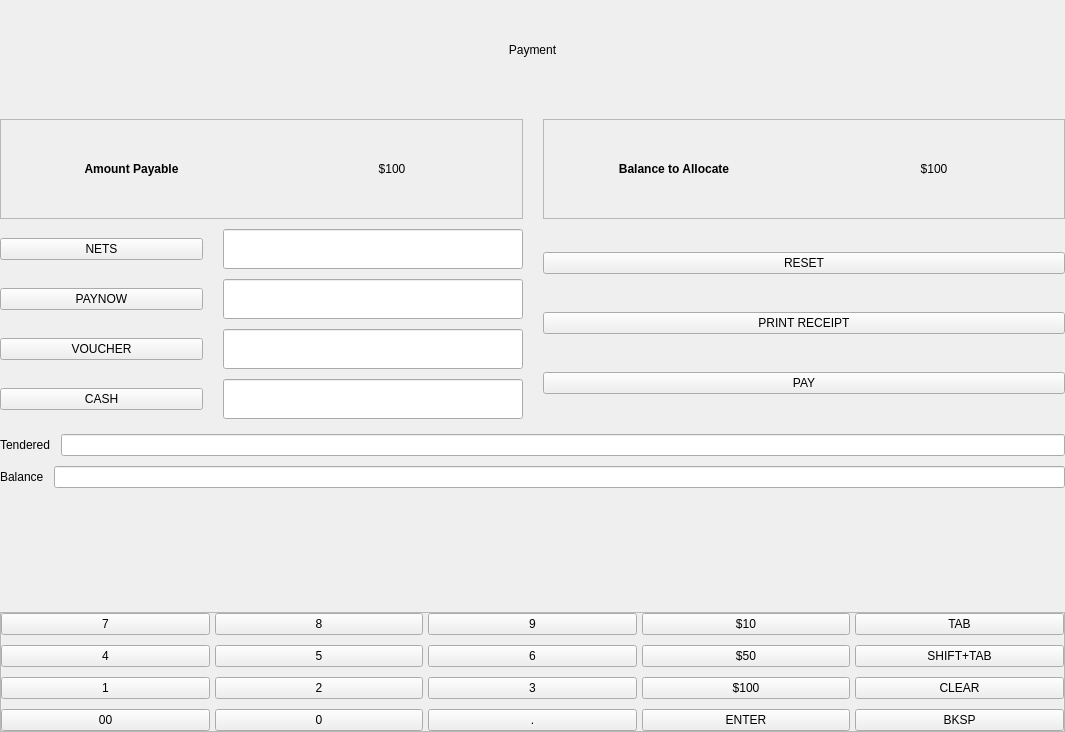
Before: the Qt Designer form Project/ui/payment_frame.ui in Selvam-T/POS, drawn with Qt 5.
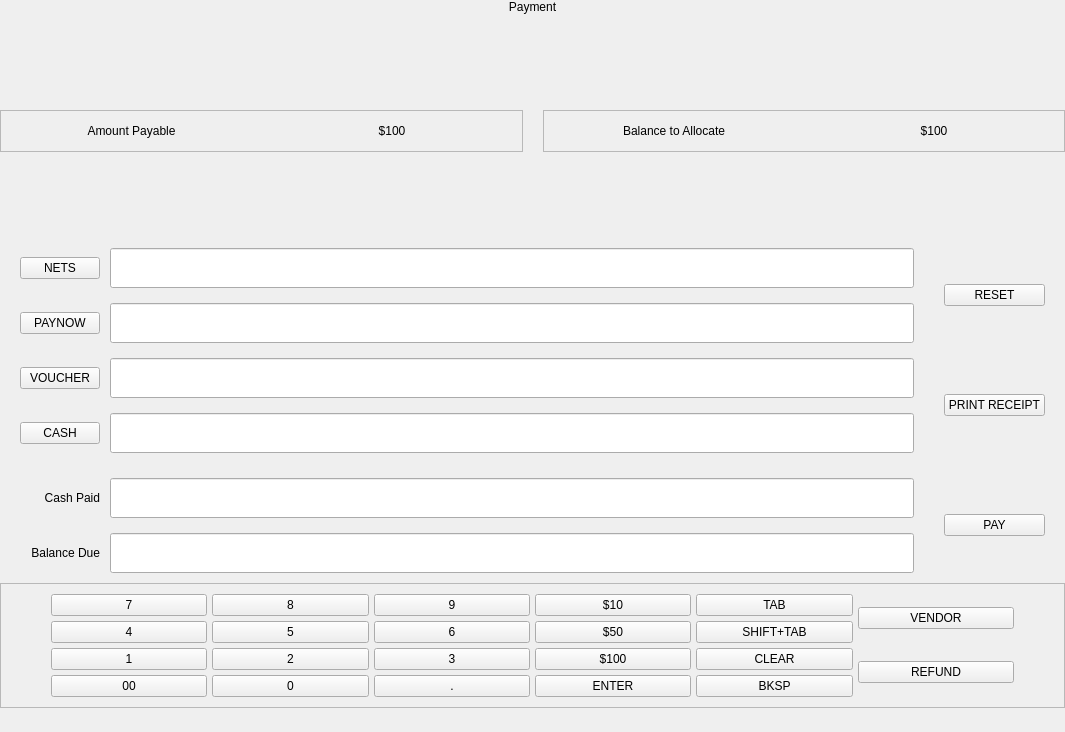
After: the same form once the commit is applied.

Commit message: ReceiptContext implemented in main.py, and SalesFrame/PaymentPanel now expose the signals.

Diff of the .ui file:
```diff
--- a/Project/ui/payment_frame.ui
+++ b/Project/ui/payment_frame.ui
@@ -37,13 +37,10 @@
     </widget>
    </item>
    <item>
-    <spacer name="verticalSpacer">
+    <spacer name="verticalSpacer_3">
      <property name="orientation">
       <enum>Qt::Vertical</enum>
      </property>
-     <property name="sizeType">
-      <enum>QSizePolicy::Fixed</enum>
-     </property>
      <property name="sizeHint" stdset="0">
       <size>
        <width>20</width>
@@ -80,11 +77,11 @@
         </property>
         <item>
          <widget class="QLabel" name="totalTtlPayLabel">
-          <property name="font">
-           <font>
-            <weight>75</weight>
-            <bold>true</bold>
-           </font>
+          <property name="minimumSize">
+           <size>
+            <width>0</width>
+            <height>40</height>
+           </size>
           </property>
           <property name="text">
            <string>Amount Payable</string>
@@ -96,6 +93,15 @@
         </item>
         <item>
          <widget class="QLabel" name="totalValPayLabel">
+          <property name="minimumSize">
+           <size>
+            <width>0</width>
+            <height>40</height>
+           </size>
+          </property>
+          <property name="lineWidth">
+           <number>1</number>
+          </property>
           <property name="text">
            <string>$100</string>
           </property>
@@ -130,11 +136,11 @@
         </property>
         <item>
          <widget class="QLabel" name="unallocTtlPayLabel">
-          <property name="font">
-           <font>
-            <weight>75</weight>
-            <bold>true</bold>
-           </font>
+          <property name="minimumSize">
+           <size>
+            <width>0</width>
+            <height>40</height>
+           </size>
           </property>
           <property name="text">
            <string>Balance to Allocate</string>
@@ -146,6 +152,12 @@
         </item>
         <item>
          <widget class="QLabel" name="unallocValPayLabel">
+          <property name="minimumSize">
+           <size>
+            <width>0</width>
+            <height>40</height>
+           </size>
+          </property>
           <property name="text">
            <string>$100</string>
           </property>
@@ -160,35 +172,145 @@
     </layout>
    </item>
    <item>
-    <layout class="QHBoxLayout" name="paymentLayout">
-     <property name="spacing">
-      <number>20</number>
+    <spacer name="verticalSpacer">
+     <property name="orientation">
+      <enum>Qt::Vertical</enum>
      </property>
+     <property name="sizeHint" stdset="0">
+      <size>
+       <width>20</width>
+       <height>10</height>
+      </size>
+     </property>
+    </spacer>
+   </item>
      <item>
-      <layout class="QVBoxLayout" name="paymentMethodsLayout">
-       <property name="spacing">
+    <layout class="QGridLayout" name="paymentGrid">
+     <property name="leftMargin">
+      <number>20</number>
+     </property>
+     <property name="rightMargin">
+      <number>20</number>
+     </property>
+     <property name="horizontalSpacing">
         <number>10</number>
        </property>
-       <item>
-        <layout class="QHBoxLayout" name="netsPayLayout">
-         <property name="spacing">
-          <number>20</number>
-         </property>
-         <item>
+     <property name="verticalSpacing">
+      <number>15</number>
+     </property>
+     <item row="0" column="2">
+      <spacer name="horizontalSpacer">
+       <property name="orientation">
+        <enum>Qt::Horizontal</enum>
+       </property>
+       <property name="sizeType">
+        <enum>QSizePolicy::Fixed</enum>
+       </property>
+       <property name="sizeHint" stdset="0">
+        <size>
+         <width>20</width>
+         <height>20</height>
+        </size>
+       </property>
+      </spacer>
+     </item>
+     <item row="2" column="2">
+      <spacer name="horizontalSpacer_3">
+       <property name="orientation">
+        <enum>Qt::Horizontal</enum>
+       </property>
+       <property name="sizeType">
+        <enum>QSizePolicy::Fixed</enum>
+       </property>
+       <property name="sizeHint" stdset="0">
+        <size>
+         <width>20</width>
+         <height>20</height>
+        </size>
+       </property>
+      </spacer>
+     </item>
+     <item row="3" column="2">
+      <spacer name="horizontalSpacer_4">
+       <property name="orientation">
+        <enum>Qt::Horizontal</enum>
+       </property>
+       <property name="sizeType">
+        <enum>QSizePolicy::Fixed</enum>
+       </property>
+       <property name="sizeHint" stdset="0">
+        <size>
+         <width>20</width>
+         <height>20</height>
+        </size>
+       </property>
+      </spacer>
+     </item>
+     <item row="5" column="2">
+      <spacer name="horizontalSpacer_5">
+       <property name="orientation">
+        <enum>Qt::Horizontal</enum>
+       </property>
+       <property name="sizeType">
+        <enum>QSizePolicy::Fixed</enum>
+       </property>
+       <property name="sizeHint" stdset="0">
+        <size>
+         <width>20</width>
+         <height>20</height>
+        </size>
+       </property>
+      </spacer>
+     </item>
+     <item row="1" column="2">
+      <spacer name="horizontalSpacer_2">
+       <property name="orientation">
+        <enum>Qt::Horizontal</enum>
+       </property>
+       <property name="sizeType">
+        <enum>QSizePolicy::Fixed</enum>
+       </property>
+       <property name="sizeHint" stdset="0">
+        <size>
+         <width>20</width>
+         <height>20</height>
+        </size>
+       </property>
+      </spacer>
+     </item>
+     <item row="2" column="1">
+      <widget class="QLineEdit" name="voucherPayLineEdit">
+       <property name="minimumSize">
+        <size>
+         <width>300</width>
+         <height>40</height>
+        </size>
+       </property>
+      </widget>
+     </item>
+     <item row="0" column="3" rowspan="2">
+      <widget class="QPushButton" name="resetPayOpsBtn">
+       <property name="text">
+        <string>RESET</string>
+       </property>
+      </widget>
+     </item>
+     <item row="3" column="0">
+      <widget class="QPushButton" name="cashPaySlcBtn">
+       <property name="text">
+        <string>CASH</string>
+       </property>
+      </widget>
+     </item>
+     <item row="0" column="0">
           <widget class="QPushButton" name="netsPaySlcBtn">
            <property name="text">
             <string>NETS</string>
            </property>
           </widget>
          </item>
-         <item>
-          <widget class="QLineEdit" name="netsPayLineEdit">
-           <property name="sizePolicy">
-            <sizepolicy hsizetype="Fixed" vsizetype="Fixed">
-             <horstretch>0</horstretch>
-             <verstretch>0</verstretch>
-            </sizepolicy>
-           </property>
+     <item row="3" column="1">
+      <widget class="QLineEdit" name="cashPayLineEdit">
            <property name="minimumSize">
             <size>
              <width>300</width>
@@ -197,28 +319,34 @@
            </property>
           </widget>
          </item>
-        </layout>
-       </item>
-       <item>
-        <layout class="QHBoxLayout" name="pnowPayLayout">
-         <property name="spacing">
-          <number>20</number>
-         </property>
-         <item>
-          <widget class="QPushButton" name="paynowPaySlcBtn">
+     <item row="6" column="2">
+      <spacer name="horizontalSpacer_6">
+       <property name="orientation">
+        <enum>Qt::Horizontal</enum>
+       </property>
+       <property name="sizeType">
+        <enum>QSizePolicy::Fixed</enum>
+       </property>
+       <property name="sizeHint" stdset="0">
+        <size>
+         <width>20</width>
+         <height>20</height>
+        </size>
+       </property>
+      </spacer>
+     </item>
+     <item row="6" column="0">
+      <widget class="QLabel" name="balanceTtlLabel">
            <property name="text">
-            <string>PAYNOW</string>
+        <string>Balance Due</string>
+       </property>
+       <property name="alignment">
+        <set>Qt::AlignRight|Qt::AlignTrailing|Qt::AlignVCenter</set>
            </property>
           </widget>
          </item>
-         <item>
+     <item row="1" column="1">
           <widget class="QLineEdit" name="paynowPayLineEdit">
-           <property name="sizePolicy">
-            <sizepolicy hsizetype="Fixed" vsizetype="Fixed">
-             <horstretch>0</horstretch>
-             <verstretch>0</verstretch>
-            </sizepolicy>
-           </property>
            <property name="minimumSize">
             <size>
              <width>300</width>
@@ -227,28 +355,25 @@
            </property>
           </widget>
          </item>
-        </layout>
-       </item>
-       <item>
-        <layout class="QHBoxLayout" name="vouchPayLayout">
-         <property name="spacing">
-          <number>20</number>
-         </property>
-         <item>
+     <item row="5" column="1">
+      <widget class="QLineEdit" name="tenderValLineEdit">
+       <property name="minimumSize">
+        <size>
+         <width>300</width>
+         <height>40</height>
+        </size>
+       </property>
+      </widget>
+     </item>
+     <item row="2" column="0">
           <widget class="QPushButton" name="voucherPaySlcBtn">
            <property name="text">
             <string>VOUCHER</string>
            </property>
           </widget>
          </item>
-         <item>
-          <widget class="QLineEdit" name="voucherPayLineEdit">
-           <property name="sizePolicy">
-            <sizepolicy hsizetype="Fixed" vsizetype="Fixed">
-             <horstretch>0</horstretch>
-             <verstretch>0</verstretch>
-            </sizepolicy>
-           </property>
+     <item row="6" column="1">
+      <widget class="QLineEdit" name="balanceValLineEdit">
            <property name="minimumSize">
             <size>
              <width>300</width>
@@ -257,120 +382,96 @@
            </property>
           </widget>
          </item>
-        </layout>
-       </item>
-       <item>
-        <layout class="QHBoxLayout" name="cashPayLayout">
-         <property name="spacing">
-          <number>20</number>
-         </property>
-         <item>
-          <widget class="QPushButton" name="cashPaySlcBtn">
+     <item row="5" column="0">
+      <widget class="QLabel" name="tenderTtlLabel">
            <property name="text">
-            <string>CASH</string>
-           </property>
-          </widget>
-         </item>
-         <item>
-          <widget class="QLineEdit" name="cashPayLineEdit">
-           <property name="sizePolicy">
-            <sizepolicy hsizetype="Fixed" vsizetype="Fixed">
-             <horstretch>0</horstretch>
-             <verstretch>0</verstretch>
-            </sizepolicy>
-           </property>
-           <property name="minimumSize">
-            <size>
-             <width>300</width>
-             <height>40</height>
-            </size>
-           </property>
-          </widget>
-         </item>
-        </layout>
-       </item>
-      </layout>
-     </item>
-     <item>
-      <layout class="QVBoxLayout" name="payOpsLayout">
-       <property name="spacing">
-        <number>15</number>
-       </property>
-       <item>
-        <widget class="QPushButton" name="resetPayOpsBtn">
-         <property name="text">
-          <string>RESET</string>
-         </property>
-        </widget>
-       </item>
-       <item>
+        <string>Cash Paid</string>
+       </property>
+       <property name="alignment">
+        <set>Qt::AlignRight|Qt::AlignTrailing|Qt::AlignVCenter</set>
+       </property>
+      </widget>
+     </item>
+     <item row="2" column="3" rowspan="2">
         <widget class="QPushButton" name="printPayOpsBtn">
          <property name="text">
           <string>PRINT RECEIPT</string>
          </property>
         </widget>
        </item>
-       <item>
+     <item row="0" column="1">
+      <widget class="QLineEdit" name="netsPayLineEdit">
+       <property name="minimumSize">
+        <size>
+         <width>300</width>
+         <height>40</height>
+        </size>
+       </property>
+      </widget>
+     </item>
+     <item row="5" column="3" rowspan="2">
         <widget class="QPushButton" name="payPayOpsBtn">
          <property name="text">
           <string>PAY</string>
          </property>
         </widget>
        </item>
-      </layout>
+     <item row="1" column="0">
+      <widget class="QPushButton" name="paynowPaySlcBtn">
+       <property name="text">
+        <string>PAYNOW</string>
+       </property>
+      </widget>
      </item>
-    </layout>
-   </item>
-   <item>
-    <layout class="QVBoxLayout" name="cashTrnPayLayout">
-     <property name="spacing">
-      <number>10</number>
-     </property>
-     <property name="topMargin">
-      <number>5</number>
-     </property>
-     <property name="bottomMargin">
-      <number>5</number>
-     </property>
-     <item>
-      <layout class="QHBoxLayout" name="tenderedLayout">
-       <item>
-        <widget class="QLabel" name="tenderTtlPayLabel">
-         <property name="text">
-          <string>Tendered</string>
-         </property>
-        </widget>
-       </item>
-       <item>
-        <widget class="QLineEdit" name="tenderValPayLineEdit"/>
-       </item>
-      </layout>
-     </item>
-     <item>
-      <layout class="QHBoxLayout" name="balanceLayout">
-       <item>
-        <widget class="QLabel" name="balanceTtlPayLabel">
-         <property name="text">
-          <string>Balance</string>
-         </property>
-        </widget>
-       </item>
-       <item>
-        <widget class="QLineEdit" name="balanceValPayLineEdit"/>
-       </item>
-      </layout>
-     </item>
-    </layout>
-   </item>
-   <item>
-    <widget class="QLabel" name="payStatusLabel">
-     <property name="text">
-      <string/>
-     </property>
-     <property name="alignment">
-      <set>Qt::AlignCenter</set>
-     </property>
-    </widget>
+     <item row="4" column="1">
+      <spacer name="verticalSpacer_2">
+       <property name="orientation">
+        <enum>Qt::Vertical</enum>
+       </property>
+       <property name="sizeType">
+        <enum>QSizePolicy::Fixed</enum>
+       </property>
+       <property name="sizeHint" stdset="0">
+        <size>
+         <width>20</width>
+         <height>10</height>
+        </size>
+       </property>
+      </spacer>
+     </item>
+     <item row="4" column="0">
+      <spacer name="verticalSpacer_4">
+       <property name="orientation">
+        <enum>Qt::Vertical</enum>
+       </property>
+       <property name="sizeType">
+        <enum>QSizePolicy::Fixed</enum>
+       </property>
+       <property name="sizeHint" stdset="0">
+        <size>
+         <width>20</width>
+         <height>10</height>
+        </size>
+       </property>
+      </spacer>
+     </item>
+     <item row="4" column="3">
+      <spacer name="verticalSpacer_5">
+       <property name="orientation">
+        <enum>Qt::Vertical</enum>
+       </property>
+       <property name="sizeType">
+        <enum>QSizePolicy::Fixed</enum>
+       </property>
+       <property name="sizeHint" stdset="0">
+        <size>
+         <width>20</width>
+         <height>10</height>
+        </size>
+       </property>
+      </spacer>
+     </item>
+    </layout>
    </item>
    <item>
     <widget class="QFrame" name="keypadFrame">
@@ -380,182 +481,170 @@
      <property name="frameShadow">
       <enum>QFrame::Raised</enum>
      </property>
-     <layout class="QVBoxLayout" name="keypadLayout">
-      <property name="spacing">
-       <number>10</number>
-      </property>
+     <layout class="QGridLayout" name="keypadGrid">
       <property name="leftMargin">
-       <number>0</number>
+       <number>50</number>
       </property>
       <property name="topMargin">
-       <number>0</number>
+       <number>10</number>
       </property>
       <property name="rightMargin">
-       <number>0</number>
+       <number>50</number>
       </property>
       <property name="bottomMargin">
-       <number>0</number>
+       <number>10</number>
       </property>
-      <item>
-       <layout class="QHBoxLayout" name="keypadRow1">
         <property name="spacing">
          <number>5</number>
         </property>
-        <item>
+      <item row="0" column="0">
          <widget class="QPushButton" name="keyNumBtn7">
           <property name="text">
            <string>7</string>
           </property>
          </widget>
         </item>
-        <item>
+      <item row="0" column="1">
          <widget class="QPushButton" name="keyNumBtn8">
           <property name="text">
            <string>8</string>
           </property>
          </widget>
         </item>
-        <item>
+      <item row="0" column="2">
          <widget class="QPushButton" name="keyNumBtn9">
           <property name="text">
            <string>9</string>
           </property>
          </widget>
         </item>
-        <item>
+      <item row="0" column="3">
          <widget class="QPushButton" name="keyDolBtn10">
           <property name="text">
            <string>$10</string>
           </property>
          </widget>
         </item>
-        <item>
+      <item row="0" column="4">
          <widget class="QPushButton" name="keyFastBtntab">
           <property name="text">
            <string>TAB</string>
           </property>
          </widget>
         </item>
-       </layout>
-      </item>
-      <item>
-       <layout class="QHBoxLayout" name="keypadRow2">
-        <property name="spacing">
-         <number>5</number>
+      <item row="0" column="5" rowspan="2">
+       <widget class="QPushButton" name="keyVendorBtn">
+        <property name="text">
+         <string>VENDOR</string>
         </property>
-        <item>
+       </widget>
+      </item>
+      <item row="1" column="0">
          <widget class="QPushButton" name="keyNumBtn4">
           <property name="text">
            <string>4</string>
           </property>
          </widget>
         </item>
-        <item>
+      <item row="1" column="1">
          <widget class="QPushButton" name="keyNumBtn5">
           <property name="text">
            <string>5</string>
           </property>
          </widget>
         </item>
-        <item>
+      <item row="1" column="2">
          <widget class="QPushButton" name="keyNumBtn6">
           <property name="text">
            <string>6</string>
           </property>
          </widget>
         </item>
-        <item>
+      <item row="1" column="3">
          <widget class="QPushButton" name="keyDolBtn50">
           <property name="text">
            <string>$50</string>
           </property>
          </widget>
         </item>
-        <item>
+      <item row="1" column="4">
          <widget class="QPushButton" name="keyFastBtnshftab">
           <property name="text">
            <string>SHIFT+TAB</string>
           </property>
          </widget>
         </item>
-       </layout>
-      </item>
-      <item>
-       <layout class="QHBoxLayout" name="keypadRow3">
-        <property name="spacing">
-         <number>5</number>
-        </property>
-        <item>
+      <item row="2" column="0">
          <widget class="QPushButton" name="keyNumBtn1">
           <property name="text">
            <string>1</string>
           </property>
          </widget>
         </item>
-        <item>
+      <item row="2" column="1">
          <widget class="QPushButton" name="keyNumBtn2">
           <property name="text">
            <string>2</string>
           </property>
          </widget>
         </item>
-        <item>
+      <item row="2" column="2">
          <widget class="QPushButton" name="keyNumBtn3">
           <property name="text">
            <string>3</string>
           </property>
          </widget>
         </item>
-        <item>
+      <item row="2" column="3">
          <widget class="QPushButton" name="keyDolBtn100">
           <property name="text">
            <string>$100</string>
           </property>
          </widget>
         </item>
-        <item>
+      <item row="2" column="4">
          <widget class="QPushButton" name="keyFastBtnclr">
           <property name="text">
            <string>CLEAR</string>
           </property>
          </widget>
         </item>
-       </layout>
-      </item>
-      <item>
-       <layout class="QHBoxLayout" name="keypadRow4">
-        <property name="spacing">
-         <number>5</number>
+      <item row="2" column="5" rowspan="2">
+       <widget class="QPushButton" name="keyRefundBtn">
+        <property name="text">
+         <string>REFUND</string>
         </property>
-        <item>
+       </widget>
+      </item>
+      <item row="3" column="0">
          <widget class="QPushButton" name="keyNumBtn00">
           <property name="text">
            <string>00</string>
           </property>
          </widget>
         </item>
-        <item>
+      <item row="3" column="1">
          <widget class="QPushButton" name="keyNumBtn0">
           <property name="text">
            <string>0</string>
           </property>
          </widget>
         </item>
-        <item>
+      <item row="3" column="2">
          <widget class="QPushButton" name="keyNumBtndot">
           <property name="text">
            <string>.</string>
           </property>
          </widget>
         </item>
-        <item>
+      <item row="3" column="3">
          <widget class="QPushButton" name="keyFastBtnenter">
           <property name="text">
            <string>ENTER</string>
           </property>
          </widget>
         </item>
-        <item>
+      <item row="3" column="4">
          <widget class="QPushButton" name="keyFastBtnbksp">
           <property name="text">
            <string>BKSP</string>
@@ -563,8 +652,16 @@
          </widget>
         </item>
        </layout>
-      </item>
-     </layout>
+    </widget>
+   </item>
+   <item>
+    <widget class="QLabel" name="payStatusLabel">
+     <property name="text">
+      <string/>
+     </property>
+     <property name="alignment">
+      <set>Qt::AlignCenter</set>
+     </property>
     </widget>
    </item>
   </layout>
```
Lines whose indentation alone changed are shown as unchanged. The commit also changes 11 other files.
